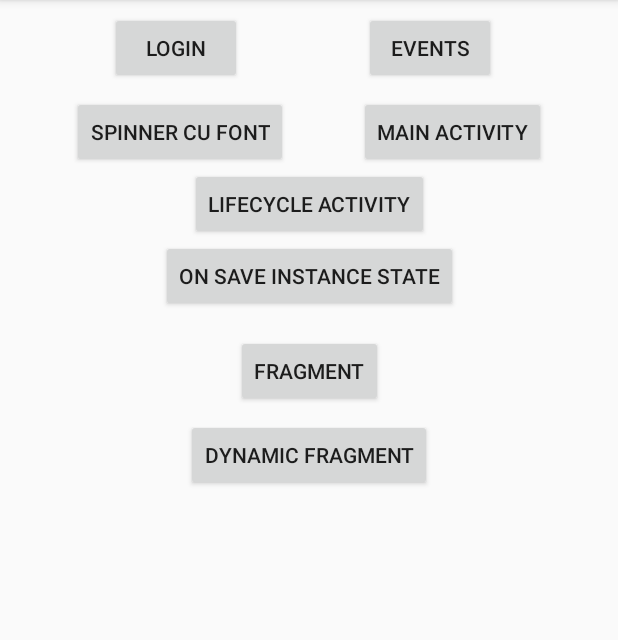
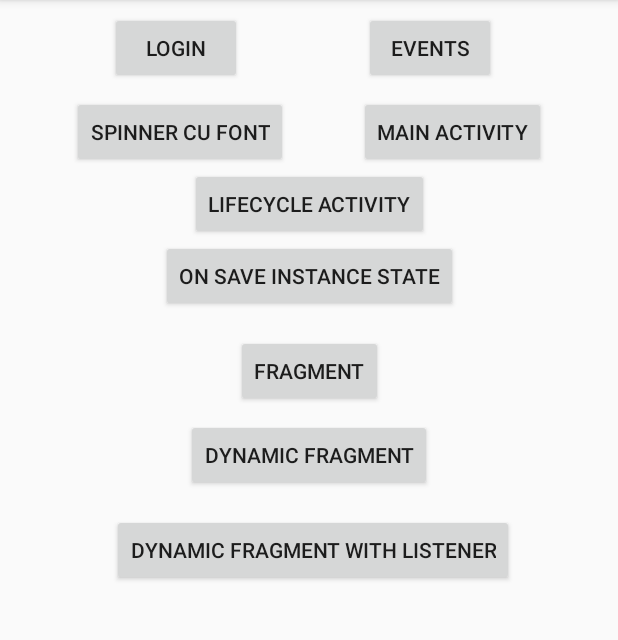
Before and after one commit to magdamiu/AndroidFundamentals04, an Android app: the screen it shows after launch (FirstActivity), on a phone screen of 412 x 824 dp, the part 84-724 px from its top. Run offline under Robolectric (Android 15) with nearby library versions, the phone set to English and light mode, and no system bars.

Commit message:
added button for latest activity with listener

```diff
--- a/app/src/main/java/com/magdamiu/androidfundamentals04/FirstActivity.java
+++ b/app/src/main/java/com/magdamiu/androidfundamentals04/FirstActivity.java
@@ -9,6 +9,7 @@ import android.view.View;
 import com.magdamiu.androidfundamentals04.activities.LifecycleTestActivity;
 import com.magdamiu.androidfundamentals04.activities.OnSaveInstanceActivity;
 import com.magdamiu.androidfundamentals04.custom_spinner.SpinnerActivity;
+import com.magdamiu.androidfundamentals04.fragments.ListenerFragmentActivity;
 import com.magdamiu.androidfundamentals04.fragments.ParentActivity;
 import com.magdamiu.androidfundamentals04.fragments.ParentDynamicFragmentActivity;
 import com.magdamiu.androidfundamentals04.recycler_view.EventsActivity;
@@ -55,4 +56,8 @@ public class FirstActivity extends AppCompatActivity {
     public void openDynamicFragmentInActivityOnClick(View view) {
         startActivity(new Intent(FirstActivity.this, ParentDynamicFragmentActivity.class));
     }
+
+    public void openDynamicFragmentWithListenerOnClick(View view) {
+        startActivity(new Intent(FirstActivity.this, ListenerFragmentActivity.class));
+    }
 }
--- a/app/src/main/res/layout/activity_first.xml
+++ b/app/src/main/res/layout/activity_first.xml
@@ -98,4 +98,17 @@
         app:layout_constraintEnd_toEndOf="parent"
         app:layout_constraintStart_toStartOf="parent"
         app:layout_constraintTop_toBottomOf="@+id/button17" />
+
+    <Button
+        android:id="@+id/button21"
+        android:layout_width="wrap_content"
+        android:layout_height="wrap_content"
+        android:text="@string/dynamic_fragment_with_listener"
+        android:onClick="openDynamicFragmentWithListenerOnClick"
+        app:layout_constraintBottom_toBottomOf="parent"
+        app:layout_constraintEnd_toEndOf="parent"
+        app:layout_constraintHorizontal_bias="0.52"
+        app:layout_constraintStart_toStartOf="parent"
+        app:layout_constraintTop_toBottomOf="@+id/button18"
+        app:layout_constraintVertical_bias="0.039" />
 </androidx.constraintlayout.widget.ConstraintLayout>
--- a/app/src/main/res/values/strings.xml
+++ b/app/src/main/res/values/strings.xml
@@ -115,4 +115,5 @@
     <string name="second_number">second number</string>
     <string name="the_sum_of_numbers_is">The sum of numbers is...</string>
     <string name="send_numbers">Send numbers</string>
+    <string name="dynamic_fragment_with_listener">Dynamic fragment with Listener</string>
 </resources>
```
